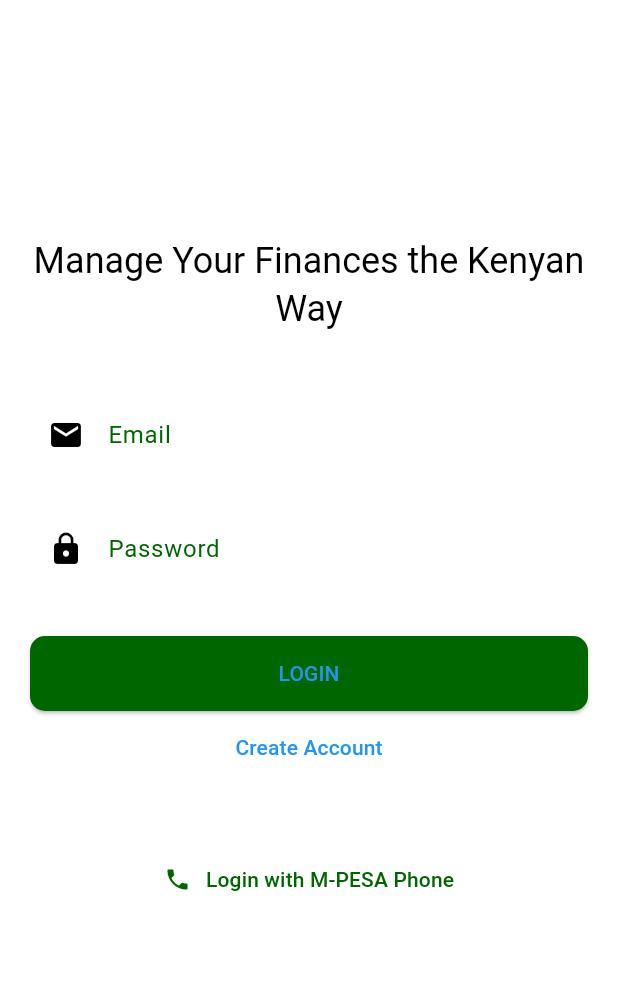
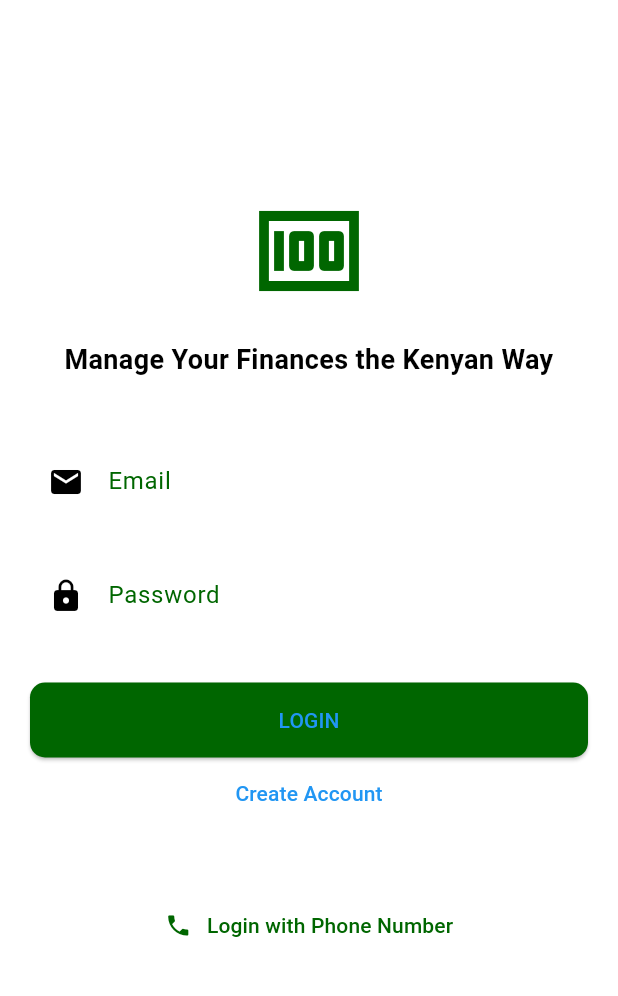
Before and after one commit to JackBaraka/pesa-planner, a Flutter app: the LoginScreen screen opened by its route, on a phone screen of 412 x 824 dp, the part 84-1080 px from its top. Run offline on Flutter 3.47's test engine with Material 3 defaults, Android fonts, the phone set to English and light mode, and no system bars; our stand-ins replace cloud_firestore, firebase_auth, firebase_core, fl_chart, hive, intl_phone_number_input; accounts and stored records are empty; Roboto replaces fonts that are missing (Nunito).

Commit message:
updated login screen

```diff
--- a/lib/features/auth/presentation/screens/login_screen.dart
+++ b/lib/features/auth/presentation/screens/login_screen.dart
@@ -36,7 +36,8 @@ class _LoginScreenState extends State<LoginScreen> {
       return;
     }
 
-    setState(() => _isLoading = false);
+    // Navigate to home after successful login
+    Navigator.pushReplacementNamed(context, '/');
   }
 
   @override
@@ -51,12 +52,11 @@ class _LoginScreenState extends State<LoginScreen> {
         child: Column(
           mainAxisAlignment: MainAxisAlignment.center,
           children: [
-            // Use your actual asset path or remove if not available
-            // Image.asset('assets/images/mpesa_logo.png', height: 80),
-            // const SizedBox(height: 20),
-            Text(
+            const Icon(Icons.money, size: 80, color: Color(0xFF006600)),
+            const SizedBox(height: 20),
+            const Text(
               'Manage Your Finances the Kenyan Way',
-              style: Theme.of(context).textTheme.headlineSmall,
+              style: TextStyle(fontSize: 18, fontWeight: FontWeight.bold),
               textAlign: TextAlign.center,
             ),
             const SizedBox(height: 40),
@@ -78,6 +78,7 @@ class _LoginScreenState extends State<LoginScreen> {
                   borderRadius: BorderRadius.circular(10),
                 ),
               ),
+              keyboardType: TextInputType.emailAddress,
             ),
             const SizedBox(height: 20),
             TextField(
@@ -124,7 +125,7 @@ class _LoginScreenState extends State<LoginScreen> {
                 children: [
                   Icon(Icons.phone),
                   SizedBox(width: 10),
-                  Text('Login with M-PESA Phone'),
+                  Text('Login with Phone Number'),
                 ],
               ),
             ),
```
